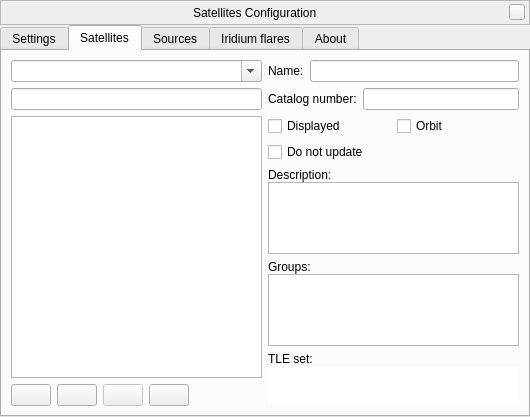
Before: the Qt Designer form plugins/Satellites/src/gui/satellitesDialog.ui in 519984307/stellarium_src, drawn with Qt 5.
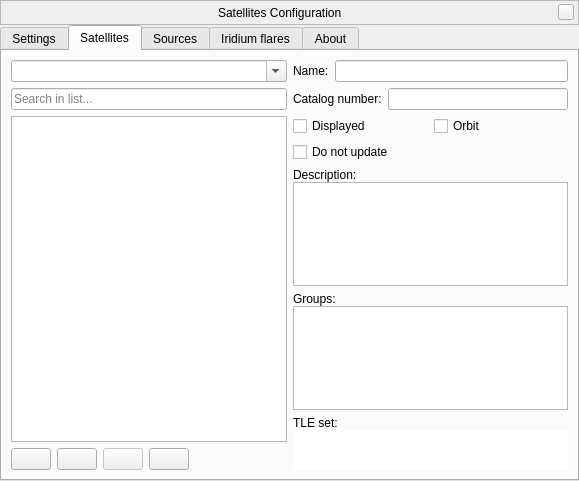
After: the same form once the commit is applied. The open tabs and pages were chosen to show the change. Custom widgets are drawn as their Qt base class.

Commit message: Pack of changes: - Added fresh translations - Added "clear" button for search of artificial satellites in the selected group - Updated behaviour of "clear" button for Search and AstroCalc/WUT tools

The edit to the form file:
```diff
--- a/plugins/Satellites/src/gui/satellitesDialog.ui
+++ b/plugins/Satellites/src/gui/satellitesDialog.ui
@@ -6,8 +6,8 @@
    <rect>
     <x>0</x>
     <y>0</y>
-    <width>530</width>
-    <height>417</height>
+    <width>579</width>
+    <height>481</height>
    </rect>
   </property>
   <property name="windowTitle">
@@ -564,7 +564,11 @@
           </widget>
          </item>
          <item>
-          <widget class="QLineEdit" name="lineEditSearch"/>
+          <widget class="QLineEdit" name="lineEditSearch">
+           <property name="placeholderText">
+            <string>Search in list...</string>
+           </property>
+          </widget>
          </item>
          <item>
           <widget class="QListView" name="satellitesList">
```
The commit also changes 5 other files.
